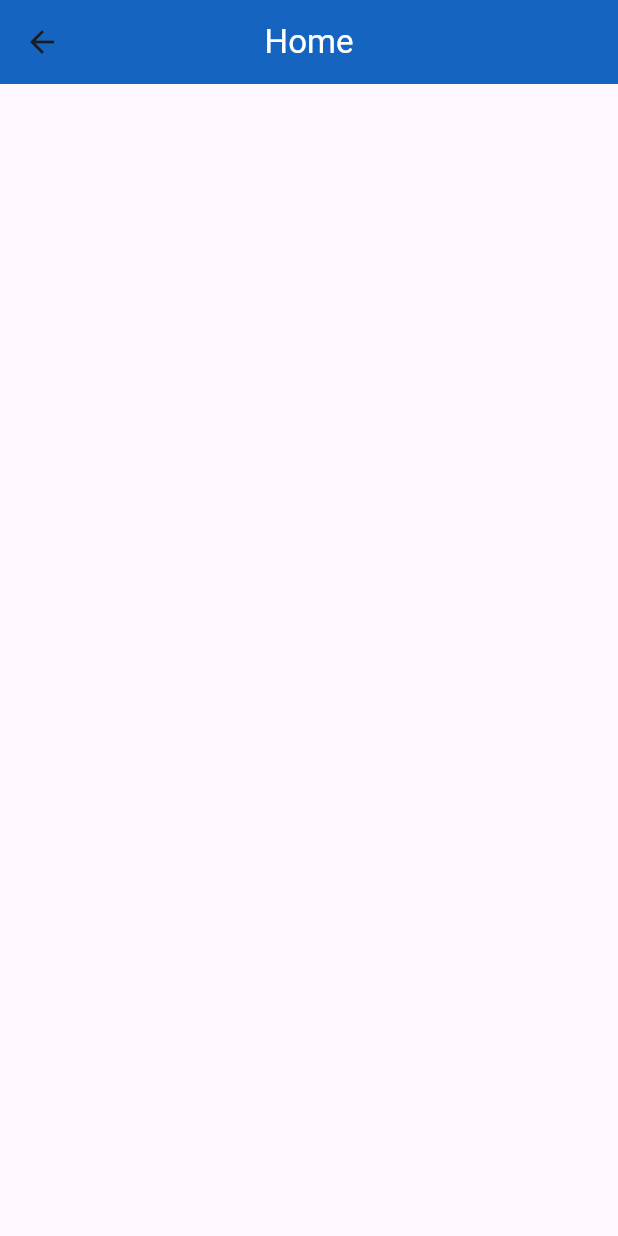
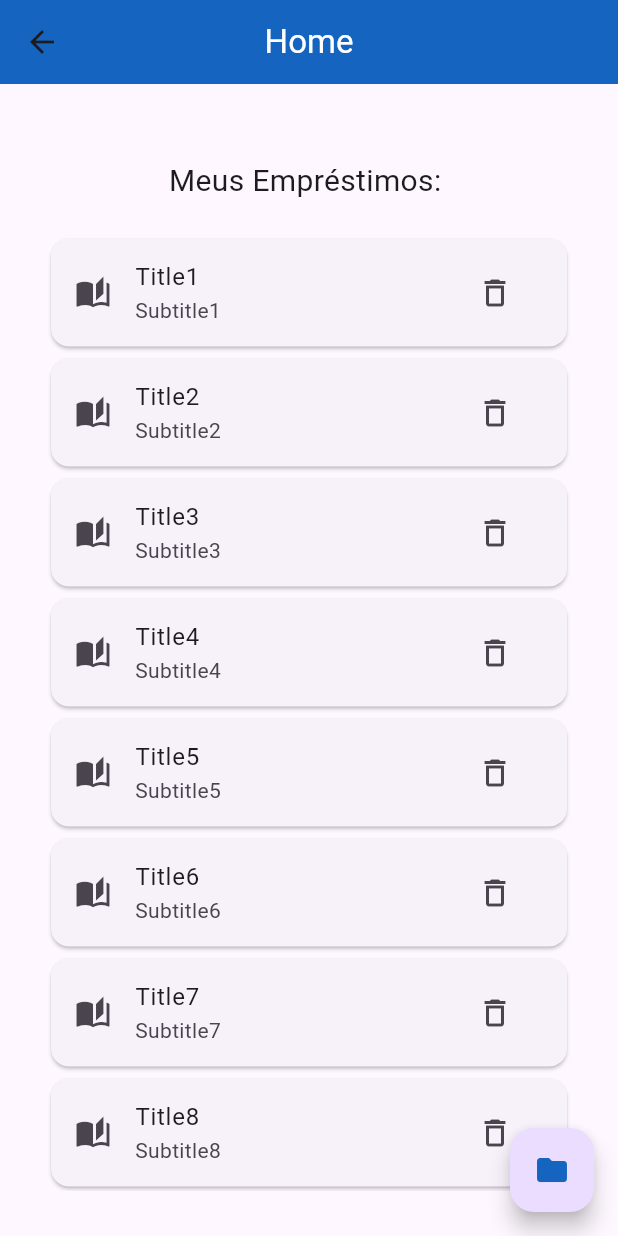
Before and after one commit to C-Vieira/AppMobileII, a Flutter app: the HomeView screen opened by its route, on a phone screen of 412 x 824 dp. Run offline on Flutter 3.47's test engine with Material 3 defaults, Android fonts, the phone set to English and light mode, and no system bars; our stand-ins replace device_preview, get_it.

Commit message:
(Feature)Home: Adicionar estrutura inicial de UI para tela home
Incluir layout inicial para tela "Home", contendo uma listview para
visualização e exclusão dos livros e um floating action button para
acesso à tela de operações.

```diff
--- /dev/null
+++ b/lib/controller/book_controller.dart
@@ -0,0 +1,37 @@
+import 'package:app_mobile2/model/book_model.dart';
+import 'package:flutter/material.dart';
+
+class BookController extends ChangeNotifier {
+  final List<Book> _books = [
+    Book(title: "Title1", subtitle: "Subtitle1"),
+    Book(title: "Title2", subtitle: "Subtitle2"),
+    Book(title: "Title3", subtitle: "Subtitle3"),
+    Book(title: "Title4", subtitle: "Subtitle4"),
+    Book(title: "Title5", subtitle: "Subtitle5"),
+    Book(title: "Title6", subtitle: "Subtitle6"),
+    Book(title: "Title7", subtitle: "Subtitle7"),
+    Book(title: "Title8", subtitle: "Subtitle8"),
+    Book(title: "Title9", subtitle: "Subtitle9"),
+    Book(title: "Title10", subtitle: "Subtitle10"),
+  ];
+
+  bool _visualizarLista = true;
+
+  List<Book> get books => _books;
+  bool get visualizarLista => _visualizarLista;
+
+  void alterarVisualizacao(valor){
+    _visualizarLista = valor;
+    notifyListeners();
+  }
+
+  void addBook(String title, String subtitle){
+    _books.add(Book(title: title, subtitle: subtitle));
+    notifyListeners();
+  }
+
+  void removeBook(index){
+    _books.removeAt(index);
+    notifyListeners();
+  }
+}
--- /dev/null
+++ b/lib/model/book_model.dart
@@ -0,0 +1,9 @@
+class Book{
+  final String title;
+  final String subtitle;
+
+  Book({
+    required this.title,
+    required this.subtitle,
+  });
+}
--- a/lib/view/home_view.dart
+++ b/lib/view/home_view.dart
@@ -1,4 +1,6 @@
+import 'package:app_mobile2/controller/book_controller.dart';
 import 'package:flutter/material.dart';
+import 'package:get_it/get_it.dart';
 
 class HomeView extends StatefulWidget {
   const HomeView({super.key});
@@ -8,6 +10,14 @@ class HomeView extends StatefulWidget {
 }
 
 class _HomeViewState extends State<HomeView> {
+  final ctrl = GetIt.I.get<BookController>();
+
+  @override
+  void initState(){
+    super.initState();
+    ctrl.addListener(() => setState(() {}));
+  }
+
   @override
   Widget build(BuildContext context) {
     return Scaffold(
@@ -27,9 +37,45 @@ class _HomeViewState extends State<HomeView> {
 
         child: Column(
           children: [
-
+            Text("Meus Empréstimos: ", style: TextStyle(fontSize: 20)),
+            SizedBox(height: 20.0,),
+            /*
+             *  ListView Empréstimos
+             */
+            Expanded(
+              child: ListView.builder(
+                scrollDirection: Axis.vertical,
+                itemCount: ctrl.books.length,
+                itemBuilder: (context, index) {
+                  final book = ctrl.books[index];
+                  return SizedBox(
+                    width: 150,
+                    child: Card(
+                      child: ListTile(
+                        leading: Icon(Icons.auto_stories),
+                        title: Text(book.title),
+                        subtitle: Text(book.subtitle),
+                        trailing: IconButton(
+                          icon: Icon(Icons.delete_outline),
+                          onPressed: () => ctrl.removeBook(index),
+                        ),
+                      ),
+                    ),
+                  );
+                },
+              ),
+            ),
           ],
         ),
+      ),
+      /*
+       *  Floating Action Button
+       */
+      floatingActionButton: FloatingActionButton(
+        onPressed: () {
+          Navigator.pushNamed(context, 'operations');
+        },
+        child: Icon(Icons.folder, color: Colors.blue.shade800,),
       ),
     );
   }
--- a/lib/view/login_view.dart
+++ b/lib/view/login_view.dart
@@ -60,6 +60,7 @@ class _LoginViewState extends State<LoginView>{
               *  Password Input Field
               */
               TextFormField(
+                obscureText: true,
                 style: TextStyle(fontSize: 20),
                 decoration: InputDecoration(
                   labelText: "Senha",
--- a/lib/view/register_view.dart
+++ b/lib/view/register_view.dart
@@ -92,6 +92,7 @@ class _RegisterViewState extends State<RegisterView> {
               *  Password Input Field
               */
               TextFormField(
+                obscureText: true,
                 style: TextStyle(fontSize: 20),
                 decoration: InputDecoration(
                   labelText: "Senha",
@@ -110,6 +111,7 @@ class _RegisterViewState extends State<RegisterView> {
               *  Confirm Password Input Field
               */
               TextFormField(
+                obscureText: true,
                 style: TextStyle(fontSize: 20),
                 decoration: InputDecoration(
                   labelText: "Confirmar Senha",
```
Also changed, not shown: lib/main.dart (+8 -0 lines), lib/view/operations_view.dart (added, +36 -0 lines).
